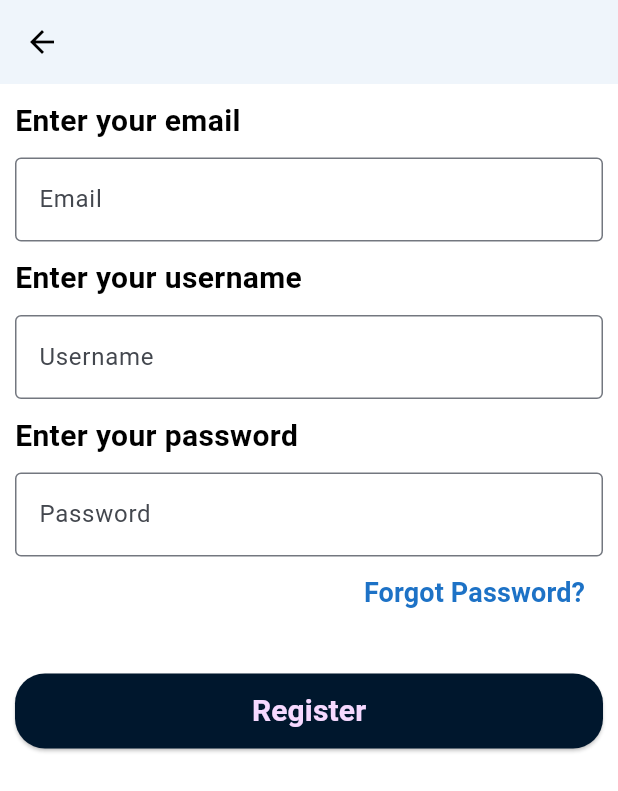
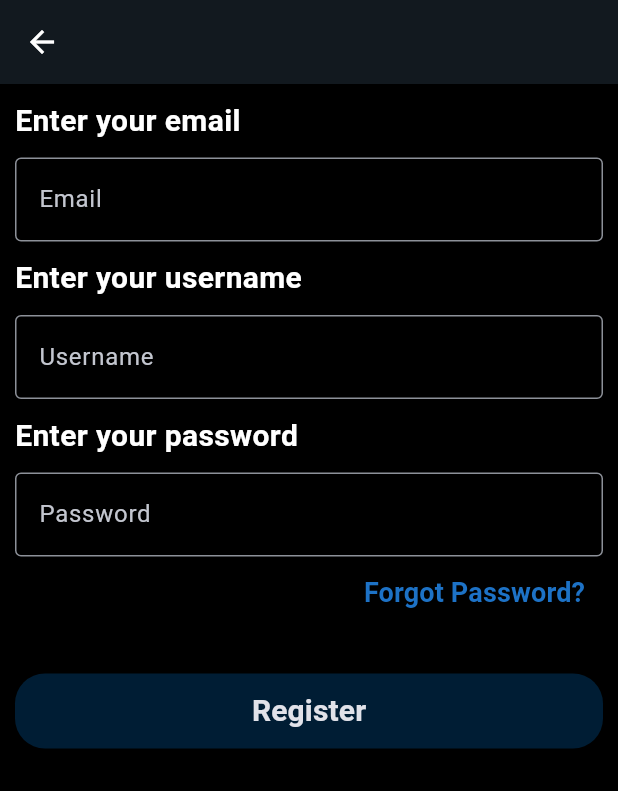
Before and after one commit to fathimafida/job_placement, a Flutter app: the screen it shows after launch, after a tap on "Sign Up", on a phone screen of 412 x 824 dp. Shown: the top 791 px of the screen. Run offline on Flutter 3.47's test engine with Material 3 defaults, Android fonts, the phone set to English and light mode, and no system bars; our stand-ins replace bloc, dio, flex_color_scheme, flutter_bloc, google_fonts, image_picker and 1 more; missing offline and left inert: flutter_quill, logman, wolt_modal_sheet; network calls fail.

Commit message:
dark mode added

```diff
--- a/lib/features/auth/views/auth_screen.dart
+++ b/lib/features/auth/views/auth_screen.dart
@@ -154,9 +154,8 @@ class _AuthScreenState extends State<AuthScreen> {
                                 backgroundColor: Theme.of(context)
                                     .colorScheme
                                     .primaryContainer,
-                                foregroundColor: Theme.of(context)
-                                    .colorScheme
-                                    .tertiaryContainer,
+                                foregroundColor:
+                                    Theme.of(context).colorScheme.onBackground,
                                 minimumSize: Size(double.infinity, 50),
                                 shape: RoundedRectangleBorder(
                                     borderRadius: BorderRadius.circular(20))),
--- a/lib/features/auth/views/register_screen.dart
+++ b/lib/features/auth/views/register_screen.dart
@@ -161,7 +161,7 @@ class _RegisterScreenState extends State<RegisterScreen> {
                           backgroundColor:
                               Theme.of(context).colorScheme.primaryContainer,
                           foregroundColor:
-                              Theme.of(context).colorScheme.tertiaryContainer,
+                              Theme.of(context).colorScheme.onBackground,
                           minimumSize: Size(double.infinity, 50),
                           shape: RoundedRectangleBorder(
                               borderRadius: BorderRadius.circular(20))),
--- a/lib/features/detailPage/views/job_detail_page.dart
+++ b/lib/features/detailPage/views/job_detail_page.dart
@@ -105,8 +105,9 @@ class JobDetailsPage extends StatelessWidget {
                 ),
                 style: ElevatedButton.styleFrom(
                   minimumSize: Size(180, 50),
-                  backgroundColor: Color.fromARGB(255, 1, 27, 72),
-                  foregroundColor: Colors.white,
+                  backgroundColor:
+                      Theme.of(context).colorScheme.primaryContainer,
+                  foregroundColor: Theme.of(context).colorScheme.onBackground,
                   shape: RoundedRectangleBorder(
                     borderRadius: BorderRadius.circular(50),
                   ),
--- a/lib/features/home/widgets/job_list.dart
+++ b/lib/features/home/widgets/job_list.dart
@@ -63,7 +63,7 @@ class _JobListsState extends State<JobLists> {
                               .format(DateTime.parse(
                             widget.post.createdAt,
                           ).toLocal()),
-                          style: applyTextStyle(12, FontWeight.w200)),
+                          style: applyTextStyle(12, FontWeight.w100)),
                     ],
                   ),
                 ),
--- a/lib/main.dart
+++ b/lib/main.dart
@@ -32,7 +32,7 @@ class _MainAppState extends State<MainApp> {
       child: MaterialApp(
           theme: AppTheme.lightTheme,
           darkTheme: AppTheme.darkTheme,
-          themeMode: ThemeMode.light,
+          themeMode: ThemeMode.dark,
           debugShowCheckedModeBanner: false,
           home: AuthScreen()),
     );
```
